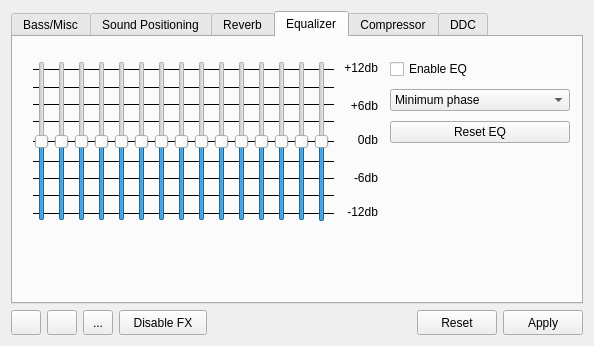
Old version of the form mainwindow.ui in the repository Audio4Linux/JDSP4Linux.
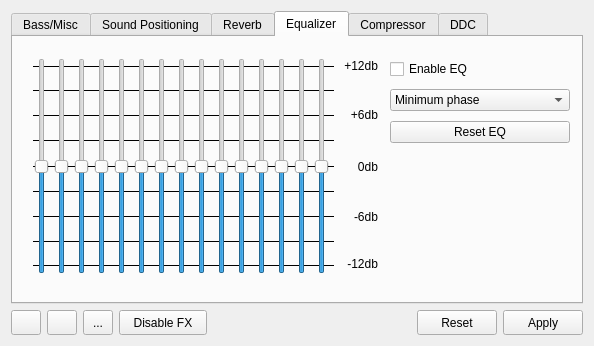
New version of the form. The open tabs and pages were chosen to show the change. Icons and pictures are not drawn.

The edit to the form file:
```diff
--- a/mainwindow.ui
+++ b/mainwindow.ui
@@ -1359,7 +1359,7 @@
            <property name="geometry">
             <rect>
              <x>306</x>
-             <y>10</y>
+             <y>8</y>
              <width>48</width>
              <height>20</height>
             </rect>
@@ -1375,9 +1375,9 @@
            <property name="geometry">
             <rect>
              <x>90</x>
-             <y>13</y>
+             <y>10</y>
              <width>16</width>
-             <height>160</height>
+             <height>216</height>
             </rect>
            </property>
            <property name="minimum">
@@ -1392,6 +1392,9 @@
            <property name="pageStep">
             <number>50</number>
            </property>
+           <property name="value">
+            <number>0</number>
+           </property>
            <property name="orientation">
             <enum>Qt::Vertical</enum>
            </property>
@@ -1400,9 +1403,9 @@
            <property name="geometry">
             <rect>
              <x>30</x>
-             <y>13</y>
+             <y>10</y>
              <width>16</width>
-             <height>160</height>
+             <height>216</height>
             </rect>
            </property>
            <property name="minimum">
@@ -1417,6 +1420,9 @@
            <property name="pageStep">
             <number>50</number>
            </property>
+           <property name="value">
+            <number>0</number>
+           </property>
            <property name="orientation">
             <enum>Qt::Vertical</enum>
            </property>
@@ -1425,7 +1431,7 @@
            <property name="geometry">
             <rect>
              <x>9</x>
-             <y>83</y>
+             <y>108</y>
              <width>301</width>
              <height>20</height>
             </rect>
@@ -1441,7 +1447,7 @@
            <property name="geometry">
             <rect>
              <x>9</x>
-             <y>11</y>
+             <y>8</y>
              <width>301</width>
              <height>20</height>
             </rect>
@@ -1457,7 +1463,7 @@
            <property name="geometry">
             <rect>
              <x>9</x>
-             <y>46</y>
+             <y>57</y>
              <width>301</width>
              <height>20</height>
             </rect>
@@ -1473,9 +1479,9 @@
            <property name="geometry">
             <rect>
              <x>50</x>
-             <y>13</y>
+             <y>10</y>
              <width>16</width>
-             <height>160</height>
+             <height>216</height>
             </rect>
            </property>
            <property name="minimum">
@@ -1490,6 +1496,9 @@
            <property name="pageStep">
             <number>50</number>
            </property>
+           <property name="value">
+            <number>0</number>
+           </property>
            <property name="orientation">
             <enum>Qt::Vertical</enum>
            </property>
@@ -1498,7 +1507,7 @@
            <property name="geometry">
             <rect>
              <x>9</x>
-             <y>63</y>
+             <y>82</y>
              <width>301</width>
              <height>20</height>
             </rect>
@@ -1514,9 +1523,9 @@
            <property name="geometry">
             <rect>
              <x>10</x>
-             <y>13</y>
+             <y>10</y>
              <width>16</width>
-             <height>160</height>
+             <height>216</height>
             </rect>
            </property>
            <property name="minimum">
@@ -1542,7 +1551,7 @@
            <property name="geometry">
             <rect>
              <x>9</x>
-             <y>29</y>
+             <y>32</y>
              <width>301</width>
              <height>20</height>
             </rect>
@@ -1558,7 +1567,7 @@
            <property name="geometry">
             <rect>
              <x>313</x>
-             <y>48</y>
+             <y>57</y>
              <width>41</width>
              <height>20</height>
             </rect>
@@ -1574,7 +1583,7 @@
            <property name="geometry">
             <rect>
              <x>9</x>
-             <y>120</y>
+             <y>158</y>
              <width>301</width>
              <height>20</height>
             </rect>
@@ -1590,9 +1599,9 @@
            <property name="geometry">
             <rect>
              <x>190</x>
-             <y>13</y>
+             <y>10</y>
              <width>16</width>
-             <height>160</height>
+             <height>216</height>
             </rect>
            </property>
            <property name="minimum">
@@ -1607,6 +1616,9 @@
            <property name="pageStep">
             <number>50</number>
            </property>
+           <property name="value">
+            <number>0</number>
+           </property>
            <property name="orientation">
             <enum>Qt::Vertical</enum>
            </property>
@@ -1615,9 +1627,9 @@
            <property name="geometry">
             <rect>
              <x>130</x>
-             <y>13</y>
+             <y>10</y>
              <width>16</width>
-             <height>160</height>
+             <height>216</height>
             </rect>
            </property>
            <property name="minimum">
@@ -1632,6 +1644,9 @@
            <property name="pageStep">
             <number>50</number>
            </property>
+           <property name="value">
+            <number>0</number>
+           </property>
            <property name="orientation">
             <enum>Qt::Vertical</enum>
            </property>
@@ -1640,7 +1655,7 @@
            <property name="geometry">
             <rect>
              <x>9</x>
-             <y>103</y>
+             <y>133</y>
              <width>301</width>
              <height>20</height>
             </rect>
@@ -1656,7 +1671,7 @@
            <property name="geometry">
             <rect>
              <x>9</x>
-             <y>155</y>
+             <y>207</y>
              <width>301</width>
              <height>20</height>
             </rect>
@@ -1672,7 +1687,7 @@
            <property name="geometry">
             <rect>
              <x>9</x>
-             <y>137</y>
+             <y>183</y>
              <width>301</width>
              <height>20</height>
             </rect>
@@ -1688,7 +1703,7 @@
            <property name="geometry">
             <rect>
              <x>315</x>
-             <y>83</y>
+             <y>110</y>
              <width>39</width>
              <height>17</height>
             </rect>
@@ -1704,7 +1719,7 @@
            <property name="geometry">
             <rect>
              <x>315</x>
-             <y>121</y>
+             <y>160</y>
              <width>39</width>
              <height>17</height>
             </rect>
@@ -1720,9 +1735,9 @@
            <property name="geometry">
             <rect>
              <x>150</x>
-             <y>13</y>
+             <y>10</y>
              <width>16</width>
-             <height>160</height>
+             <height>216</height>
             </rect>
            </property>
            <property name="minimum">
@@ -1737,6 +1752,9 @@
            <property name="pageStep">
             <number>50</number>
            </property>
+           <property name="value">
+            <number>0</number>
+           </property>
            <property name="orientation">
             <enum>Qt::Vertical</enum>
            </property>
@@ -1745,7 +1763,7 @@
            <property name="geometry">
             <rect>
              <x>305</x>
-             <y>154</y>
+             <y>206</y>
              <width>49</width>
              <height>20</height>
             </rect>
@@ -1761,9 +1779,9 @@
            <property name="geometry">
             <rect>
              <x>70</x>
-             <y>13</y>
+             <y>10</y>
              <width>16</width>
-             <height>160</height>
+             <height>216</height>
             </rect>
            </property>
            <property name="minimum">
@@ -1778,6 +1796,9 @@
            <property name="pageStep">
             <number>50</number>
            </property>
+           <property name="value">
+            <number>0</number>
+           </property>
            <property name="orientation">
             <enum>Qt::Vertical</enum>
            </property>
@@ -1786,9 +1807,9 @@
            <property name="geometry">
             <rect>
              <x>110</x>
-             <y>13</y>
+             <y>10</y>
              <width>16</width>
-             <height>160</height>
+             <height>216</height>
             </rect>
            </property>
            <property name="minimum">
@@ -1803,6 +1824,9 @@
            <property name="pageStep">
             <number>50</number>
            </property>
+           <property name="value">
+            <number>0</number>
+           </property>
            <property name="orientation">
             <enum>Qt::Vertical</enum>
            </property>
@@ -1811,9 +1835,9 @@
            <property name="geometry">
             <rect>
              <x>170</x>
-             <y>13</y>
+             <y>10</y>
              <width>16</width>
-             <height>160</height>
+             <height>216</height>
             </rect>
            </property>
            <property name="minimum">
@@ -1828,6 +1852,9 @@
            <property name="pageStep">
             <number>50</number>
            </property>
+           <property name="value">
+            <number>0</number>
+           </property>
            <property name="orientation">
             <enum>Qt::Vertical</enum>
            </property>
@@ -1836,9 +1863,9 @@
            <property name="geometry">
             <rect>
              <x>210</x>
-             <y>13</y>
+             <y>10</y>
              <width>16</width>
-             <height>160</height>
+             <height>216</height>
             </rect>
            </property>
            <property name="minimum">
@@ -1853,6 +1880,9 @@
            <property name="pageStep">
             <number>50</number>
            </property>
+           <property name="value">
+            <number>0</number>
+           </property>
            <property name="orientation">
             <enum>Qt::Vertical</enum>
            </property>
@@ -1861,9 +1891,9 @@
            <property name="geometry">
             <rect>
              <x>230</x>
-             <y>13</y>
+             <y>10</y>
              <width>16</width>
-             <height>160</height>
+             <height>216</height>
             </rect>
            </property>
            <property name="minimum">
@@ -1878,6 +1908,9 @@
            <property name="pageStep">
             <number>50</number>
            </property>
+           <property name="value">
+            <number>0</number>
+           </property>
            <property name="orientation">
             <enum>Qt::Vertical</enum>
            </property>
@@ -1886,9 +1919,9 @@
            <property name="geometry">
             <rect>
              <x>250</x>
-             <y>13</y>
+             <y>10</y>
              <width>16</width>
-             <height>160</height>
+             <height>216</height>
             </rect>
            </property>
            <property name="minimum">
@@ -1903,6 +1936,9 @@
            <property name="pageStep">
             <number>50</number>
            </property>
+           <property name="value">
+            <number>0</number>
+           </property>
            <property name="orientation">
             <enum>Qt::Vertical</enum>
            </property>
@@ -1911,9 +1947,9 @@
            <property name="geometry">
             <rect>
              <x>270</x>
-             <y>13</y>
+             <y>10</y>
              <width>16</width>
-             <height>160</height>
+             <height>216</height>
             </rect>
            </property>
            <property name="minimum">
@@ -1928,6 +1964,9 @@
            <property name="pageStep">
             <number>50</number>
            </property>
+           <property name="value">
+            <number>0</number>
+           </property>
            <property name="orientation">
             <enum>Qt::Vertical</enum>
            </property>
@@ -1936,9 +1975,9 @@
            <property name="geometry">
             <rect>
              <x>290</x>
-             <y>13</y>
+             <y>10</y>
              <width>16</width>
-             <height>161</height>
+             <height>216</height>
             </rect>
            </property>
            <property name="minimum">
@@ -1953,6 +1992,9 @@
            <property name="pageStep">
             <number>50</number>
            </property>
+           <property name="value">
+            <number>0</number>
+           </property>
            <property name="orientation">
             <enum>Qt::Vertical</enum>
            </property>
```
Left out of the diff: 8 changed lines with no effect on the pictures.
